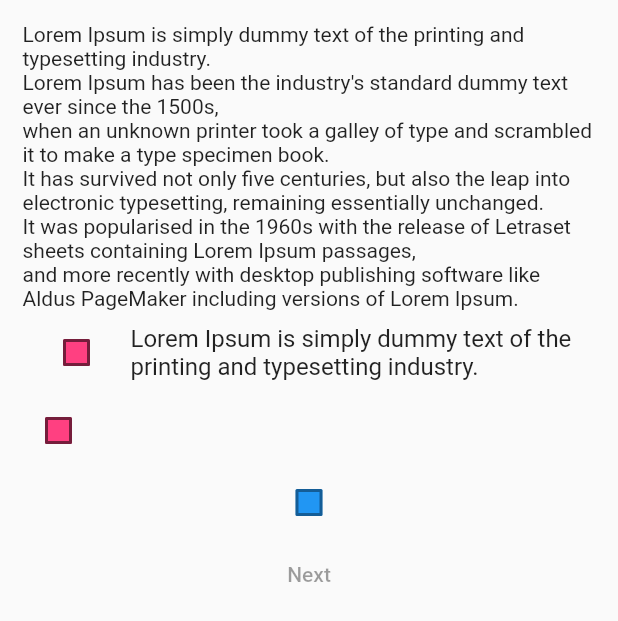
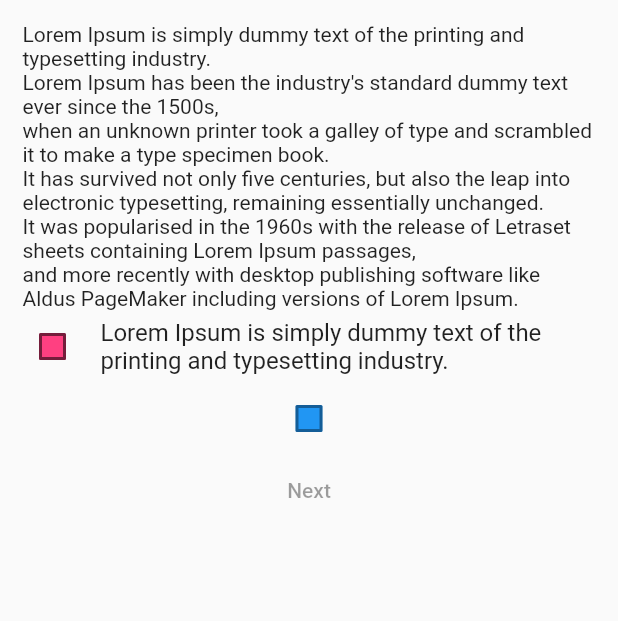
Before and after one commit to AgustinaGF/flutterInputsPractice, a Flutter app: the CheckBoxPage screen opened by its route, on a phone screen of 412 x 824 dp. Shown: the top 621 px of the screen. Run offline on Flutter 3.47's test engine with Material 2 defaults, Android fonts, the phone set to English and light mode, and no system bars.

Commit message:
checkbox179

```diff
--- a/lib/pages/check_box_page.dart
+++ b/lib/pages/check_box_page.dart
@@ -31,7 +31,9 @@ and more recently with desktop publishing software like Aldus PageMaker includin
             ),
             CheckboxListTile(
               value: _checked,
+              contentPadding: EdgeInsets.zero,
               controlAffinity: ListTileControlAffinity.leading,
+              visualDensity: VisualDensity.compact,
               title: const Text(
                   'Lorem Ipsum is simply dummy text of the printing and typesetting industry.'),
               onChanged: (value) {
@@ -41,27 +43,6 @@ and more recently with desktop publishing software like Aldus PageMaker includin
                   });
                 }
               },
-            ),
-            GestureDetector(
-              onTap: () {
-                setState(() {
-                  _checked = !_checked;
-                });
-              },
-              child: Row(
-                children: [
-                  Checkbox(
-                    value: _checked,
-                    onChanged: (value) {
-                      if (value != null) {
-                        setState(() {
-                          _checked = value;
-                        });
-                      }
-                    },
-                  ),
-                ],
-              ),
             ),
             Checkbox(
               value: _checked,
```
